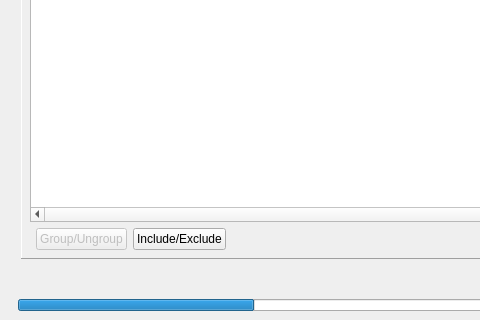
carevealed/image_rename_and_convert, file rename_files/gui_datafiles/rename.ui: the form before one commit; both pictures show x 0 to 480 and y 405 to 725 of the 1024 by 725 pixel window.
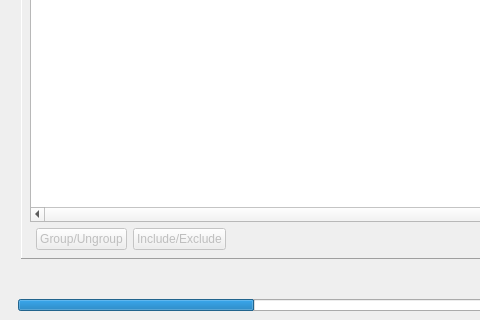
The form after the commit.

Commit message: fixing gui to handle records with complex items

Diff of the .ui file:
```diff
--- a/rename_files/gui_datafiles/rename.ui
+++ b/rename_files/gui_datafiles/rename.ui
@@ -514,7 +514,7 @@
                <item row="1" column="2">
                 <widget class="QPushButton" name="pushButton_include">
                  <property name="enabled">
-                  <bool>true</bool>
+                  <bool>false</bool>
                  </property>
                  <property name="text">
                   <string>Include/Exclude</string>
```
The commit also changes 5 other files.
